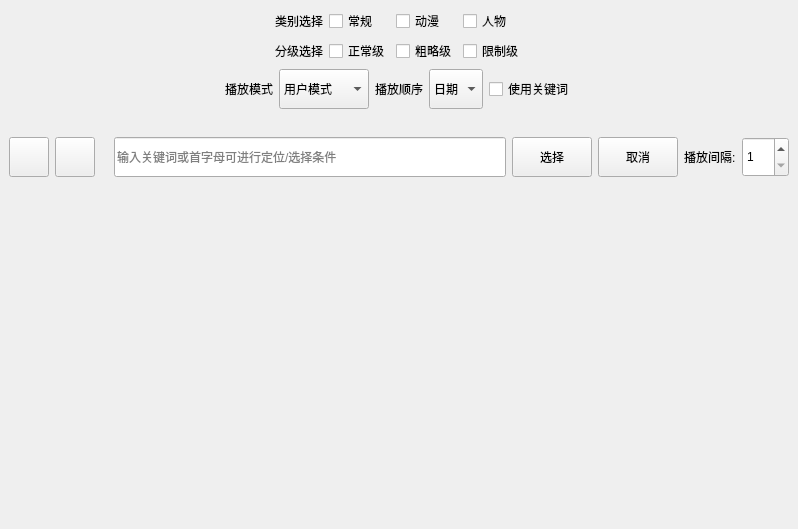
This is FrameFlow/SubAPI/WallPaper/Desktop/DesignFile/MainWidget.ui in YUN-LJ/FrameFlow as Qt 5 draws it before an edit. The edited form follows.
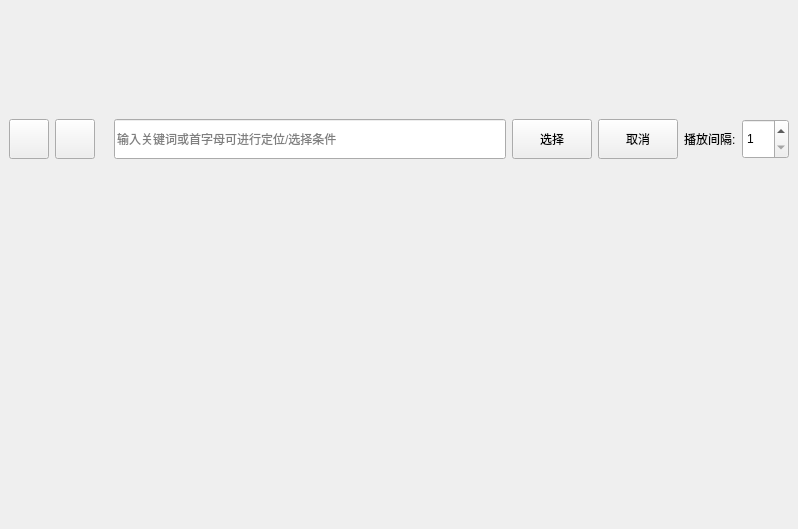
This is the edited form. Custom widgets are drawn as their Qt base class.

Commit message: 已完成壁纸播放主要功能,更改了任务类使用的任务池逻辑用于修复任务池死锁问题

Diff of the .ui file:
```diff
--- a/FrameFlow/SubAPI/WallPaper/Desktop/DesignFile/MainWidget.ui
+++ b/FrameFlow/SubAPI/WallPaper/Desktop/DesignFile/MainWidget.ui
@@ -38,199 +38,23 @@
       </size>
      </property>
      <layout class="QVBoxLayout" name="verticalLayout_2">
+      <property name="spacing">
+       <number>0</number>
+      </property>
+      <property name="leftMargin">
+       <number>0</number>
+      </property>
+      <property name="topMargin">
+       <number>0</number>
+      </property>
+      <property name="rightMargin">
+       <number>0</number>
+      </property>
+      <property name="bottomMargin">
+       <number>0</number>
+      </property>
       <item>
-       <layout class="QGridLayout" name="gridLayout">
-        <item row="0" column="1">
-         <widget class="SubtitleLabel" name="label_purity">
-          <property name="styleSheet">
-           <string notr="true">font: 14pt &quot;Microsoft YaHei UI&quot;;</string>
-          </property>
-          <property name="text">
-           <string>类别选择</string>
-          </property>
-         </widget>
-        </item>
-        <item row="1" column="1">
-         <widget class="SubtitleLabel" name="label_categories">
-          <property name="styleSheet">
-           <string notr="true">font: 14pt &quot;Microsoft YaHei UI&quot;;</string>
-          </property>
-          <property name="text">
-           <string>分级选择</string>
-          </property>
-         </widget>
-        </item>
-        <item row="0" column="4">
-         <widget class="CheckBox" name="checkBox_people">
-          <property name="text">
-           <string>人物</string>
-          </property>
-         </widget>
-        </item>
-        <item row="1" column="3">
-         <widget class="CheckBox" name="checkBox_sketchy">
-          <property name="text">
-           <string>粗略级</string>
-          </property>
-         </widget>
-        </item>
-        <item row="1" column="2">
-         <widget class="CheckBox" name="checkBox_sfw">
-          <property name="text">
-           <string>正常级</string>
-          </property>
-         </widget>
-        </item>
-        <item row="0" column="2">
-         <widget class="CheckBox" name="checkBox_general">
-          <property name="text">
-           <string>常规</string>
-          </property>
-         </widget>
-        </item>
-        <item row="0" column="3">
-         <widget class="CheckBox" name="checkBox_anime">
-          <property name="text">
-           <string>动漫</string>
-          </property>
-         </widget>
-        </item>
-        <item row="1" column="4">
-         <widget class="CheckBox" name="checkBox_nsfw">
-          <property name="text">
-           <string>限制级</string>
-          </property>
-         </widget>
-        </item>
-        <item row="0" column="0">
-         <spacer name="horizontalSpacer">
-          <property name="orientation">
-           <enum>Qt::Orientation::Horizontal</enum>
-          </property>
-          <property name="sizeHint" stdset="0">
-           <size>
-            <width>40</width>
-            <height>20</height>
-           </size>
-          </property>
-         </spacer>
-        </item>
-        <item row="0" column="5">
-         <spacer name="horizontalSpacer_2">
-          <property name="orientation">
-           <enum>Qt::Orientation::Horizontal</enum>
-          </property>
-          <property name="sizeHint" stdset="0">
-           <size>
-            <width>40</width>
-            <height>20</height>
-           </size>
-          </property>
-         </spacer>
-        </item>
-       </layout>
-      </item>
-      <item>
-       <layout class="QHBoxLayout" name="horizontalLayout_6">
-        <item>
-         <spacer name="horizontalSpacer_3">
-          <property name="orientation">
-           <enum>Qt::Orientation::Horizontal</enum>
-          </property>
-          <property name="sizeHint" stdset="0">
-           <size>
-            <width>40</width>
-            <height>20</height>
-           </size>
-          </property>
-         </spacer>
-        </item>
-        <item>
-         <widget class="SubtitleLabel" name="label_mode">
-          <property name="styleSheet">
-           <string notr="true">font: 14pt &quot;Microsoft YaHei UI&quot;;</string>
-          </property>
-          <property name="text">
-           <string>播放模式</string>
-          </property>
-         </widget>
-        </item>
-        <item>
-         <widget class="ComboBox" name="comboBox_mode">
-          <property name="minimumSize">
-           <size>
-            <width>0</width>
-            <height>40</height>
-           </size>
-          </property>
-          <item>
-           <property name="text">
-            <string>用户模式</string>
-           </property>
-          </item>
-          <item>
-           <property name="text">
-            <string>收藏夹模式</string>
-           </property>
-          </item>
-          <item>
-           <property name="text">
-            <string>视频模式</string>
-           </property>
-          </item>
-         </widget>
-        </item>
-        <item>
-         <widget class="SubtitleLabel" name="label_order">
-          <property name="styleSheet">
-           <string notr="true">font: 14pt &quot;Microsoft YaHei UI&quot;;</string>
-          </property>
-          <property name="text">
-           <string>播放顺序</string>
-          </property>
-         </widget>
-        </item>
-        <item>
-         <widget class="ComboBox" name="comboBox">
-          <property name="minimumSize">
-           <size>
-            <width>0</width>
-            <height>40</height>
-           </size>
-          </property>
-          <item>
-           <property name="text">
-            <string>日期</string>
-           </property>
-          </item>
-          <item>
-           <property name="text">
-            <string>随机</string>
-           </property>
-          </item>
-         </widget>
-        </item>
-        <item>
-         <widget class="SwitchButton" name="checkBox_use_tag">
-          <property name="text">
-           <string>使用关键词</string>
-          </property>
-         </widget>
-        </item>
-        <item>
-         <spacer name="horizontalSpacer_4">
-          <property name="orientation">
-           <enum>Qt::Orientation::Horizontal</enum>
-          </property>
-          <property name="sizeHint" stdset="0">
-           <size>
-            <width>40</width>
-            <height>20</height>
-           </size>
-          </property>
-         </spacer>
-        </item>
-       </layout>
+       <widget class="SetWidget" name="set_page" native="true"/>
       </item>
      </layout>
     </widget>
@@ -378,32 +202,18 @@
    <header>qfluentwidgets</header>
    <container>1</container>
   </customwidget>
-  <customwidget>
-   <class>SubtitleLabel</class>
-   <extends>QLabel</extends>
-   <header>qfluentwidgets.components.widgets</header>
-  </customwidget>
-  <customwidget>
-   <class>SwitchButton</class>
-   <extends>QCheckBox</extends>
-   <header>qfluentwidgets.components.widgets</header>
-  </customwidget>
-  <customwidget>
-   <class>CheckBox</class>
-   <extends>QCheckBox</extends>
-   <header>qfluentwidgets.components.widgets</header>
-  </customwidget>
-  <customwidget>
-   <class>ComboBox</class>
-   <extends>QComboBox</extends>
-   <header>qfluentwidgets.components.widgets</header>
-  </customwidget>
   <customwidget>
    <class>SidebarWidget</class>
    <extends>QWidget</extends>
    <header>Fun.QtWidget</header>
    <container>1</container>
   </customwidget>
+  <customwidget>
+   <class>SetWidget</class>
+   <extends>QWidget</extends>
+   <header>SubAPI.WallPaper.Desktop.SetPage</header>
+   <container>1</container>
+  </customwidget>
  </customwidgets>
  <resources/>
  <connections/>
```
The commit also changes 30 other files.
